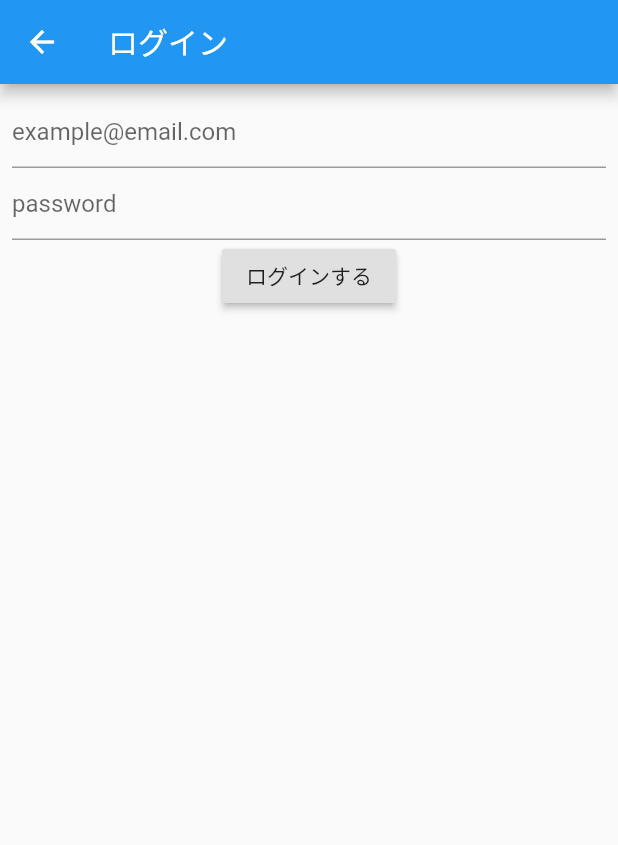
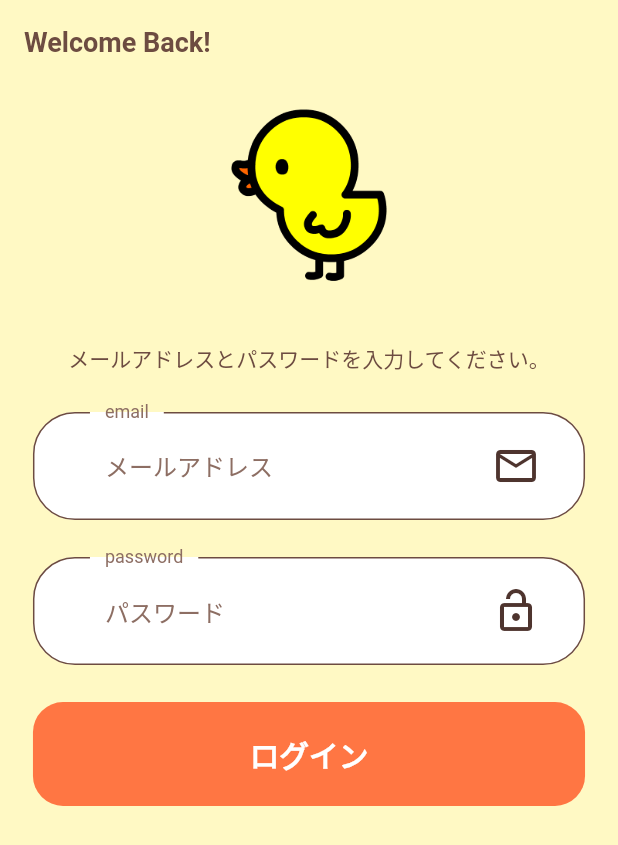
Before and after one commit to s-ohtsuki1/simpleAlbum, a Flutter app: the screen it shows after launch, on a phone screen of 412 x 824 dp. Shown: the top 845 px of the screen. Run offline on Flutter 3.47's test engine with Material 2 defaults, Android fonts, the phone set to English and light mode, and no system bars; our stand-ins replace cloud_firestore, firebase_auth, firebase_storage, image_picker; accounts and stored records are empty.

Commit message:
新ログイン画面UI作成

```diff
--- /dev/null
+++ b/lib/components/form_error.dart
@@ -0,0 +1,34 @@
+import 'package:favorite/size_config.dart';
+import 'package:flutter/material.dart';
+
+class FormError extends StatelessWidget {
+  const FormError({
+    Key key,
+    @required this.errors,
+  }) : super(key: key);
+
+  final List<String> errors;
+
+  @override
+  Widget build(BuildContext context) {
+    return Column(
+      children: List.generate(
+          errors.length, (index) => formErrorText(error: errors[index])),
+    );
+  }
+
+  Row formErrorText({String error}) {
+    return Row(
+      children: [
+        Icon(
+          Icons.error_outline,
+          color: Colors.pink,
+        ),
+        SizedBox(
+          width: getProportionateScreenWidth(10),
+        ),
+        Text(error),
+      ],
+    );
+  }
+}
--- a/lib/presentaition/main/main.dart
+++ b/lib/presentaition/main/main.dart
@@ -1,8 +1,12 @@
 import 'package:favorite/presentaition/book_list/book_list_page.dart';
 import 'package:favorite/presentaition/login/login_page.dart';
+import 'package:favorite/screen/sign_in/sign_in_screen.dart';
+import 'package:favorite/size_config.dart';
 import 'package:flutter/material.dart';
 import 'package:firebase_auth/firebase_auth.dart';
 import 'package:provider/provider.dart';
+
+import '../../theme.dart';
 
 void main() {
   runApp(MyApp());
@@ -27,11 +31,8 @@ class MyApp extends StatelessWidget {
           //デバックラベル非表示
           debugShowCheckedModeBanner: false,
           title: 'Flutter Demo',
-          theme: ThemeData(
-            primarySwatch: Colors.blue,
-            visualDensity: VisualDensity.adaptivePlatformDensity,
-          ),
-          home: LoginCheck(),
+          theme: theme(),
+          home: SignInScreen(),
         ));
   }
 }
--- /dev/null
+++ b/lib/screen/sign_in/components/body.dart
@@ -0,0 +1,139 @@
+import 'package:favorite/components/default_button.dart';
+import 'package:favorite/components/form_error.dart';
+import 'package:favorite/constants.dart';
+import 'package:favorite/size_config.dart';
+import 'package:flutter/material.dart';
+
+class Body extends StatelessWidget {
+  @override
+  Widget build(BuildContext context) {
+    final bottomSpace = MediaQuery.of(context).viewInsets.bottom;
+    return SingleChildScrollView(
+      reverse: true,
+      child: Padding(
+        padding: EdgeInsets.only(bottom: bottomSpace),
+        child: SafeArea(
+          child: SizedBox(
+            width: double.infinity,
+            child: Padding(
+              padding: EdgeInsets.symmetric(
+                horizontal: getProportionateScreenWidth(20),
+              ),
+              child: Column(
+                children: [
+                  Center(
+                    // ここを追加
+                    child: Image.asset(
+                      'assets/images/hiyoko_login.png',
+                      height: getProportionateScreenHeight(120),
+                      width: getProportionateScreenWidth(120),
+                    ),
+                  ),
+                  SizedBox(height: getProportionateScreenHeight(20)),
+                  Text(
+                    "メールアドレスとパスワードを入力してください。",
+                    textAlign: TextAlign.center,
+                  ),
+                  SizedBox(height: getProportionateScreenHeight(20)),
+                  SignForm(),
+                ],
+              ),
+            ),
+          ),
+        ),
+      ),
+    );
+  }
+}
+
+class SignForm extends StatefulWidget {
+  @override
+  _SignFormState createState() => _SignFormState();
+}
+
+class _SignFormState extends State<SignForm> {
+  final _formKey = GlobalKey<FormState>();
+  final List<String> errors = [];
+  @override
+  Widget build(BuildContext context) {
+    return Form(
+      key: _formKey,
+      child: SingleChildScrollView(
+        child: Column(
+          children: [
+            buildEmailFormField(),
+            SizedBox(height: getProportionateScreenHeight(20)),
+            buildPasswordFormField(),
+            SizedBox(height: getProportionateScreenHeight(20)),
+            FormError(errors: errors),
+            DefaultButton(
+              text: "ログイン",
+              press: () {
+                if (_formKey.currentState.validate()) {
+                  _formKey.currentState.save();
+                }
+              },
+            ),
+          ],
+        ),
+      ),
+    );
+  }
+
+  TextFormField buildEmailFormField() {
+    return TextFormField(
+      keyboardType: TextInputType.emailAddress,
+      validator: (value) {
+        if (value.isEmpty) {
+          setState(() {
+            if (errors.isNotEmpty) {
+              errors.removeLast();
+            }
+            errors.add("メールアドレスを入力してください。");
+          });
+        }
+        return null;
+      },
+      decoration: InputDecoration(
+        filled: true,
+        fillColor: Colors.white,
+        labelText: "email",
+        labelStyle: TextStyle(color: kSecondaryColor),
+        hintText: "メールアドレス",
+        hintStyle: TextStyle(color: kSecondaryColor),
+        floatingLabelBehavior: FloatingLabelBehavior.always,
+        suffixIcon: Padding(
+          padding: EdgeInsets.fromLTRB(0, 20, 30, 20),
+          child: Icon(
+            Icons.mail_outline,
+            color: Colors.brown[800],
+            size: 32,
+          ),
+        ),
+      ),
+    );
+  }
+
+  TextFormField buildPasswordFormField() {
+    return TextFormField(
+      obscureText: true,
+      decoration: InputDecoration(
+        filled: true,
+        fillColor: Colors.white,
+        labelText: "password",
+        labelStyle: TextStyle(color: kSecondaryColor),
+        hintText: "パスワード",
+        hintStyle: TextStyle(color: kSecondaryColor),
+        floatingLabelBehavior: FloatingLabelBehavior.always,
+        suffixIcon: Padding(
+          padding: EdgeInsets.fromLTRB(0, 20, 30, 20),
+          child: Icon(
+            Icons.lock_open_outlined,
+            color: Colors.brown[800],
+            size: 32,
+          ),
+        ),
+      ),
+    );
+  }
+}
--- /dev/null
+++ b/lib/screen/sign_in/sign_in_screen.dart
@@ -0,0 +1,22 @@
+import 'package:favorite/constants.dart';
+import 'package:favorite/screen/sign_in/components/body.dart';
+import 'package:favorite/size_config.dart';
+import 'package:flutter/material.dart';
+
+class SignInScreen extends StatelessWidget {
+  static String routeName = '/sign_in';
+  @override
+  Widget build(BuildContext context) {
+    SizeConfig().init(context);
+    return Scaffold(
+      appBar: AppBar(
+        title: Text(
+          "Welcome Back!",
+          style: TextStyle(color: kTextColor, fontWeight: FontWeight.bold),
+        ),
+      ),
+      resizeToAvoidBottomInset: false,
+      body: Body(),
+    );
+  }
+}
```
Also changed, not shown: assets/images/hiyoko_login.png (added), assets/images/login_door.png (added).
